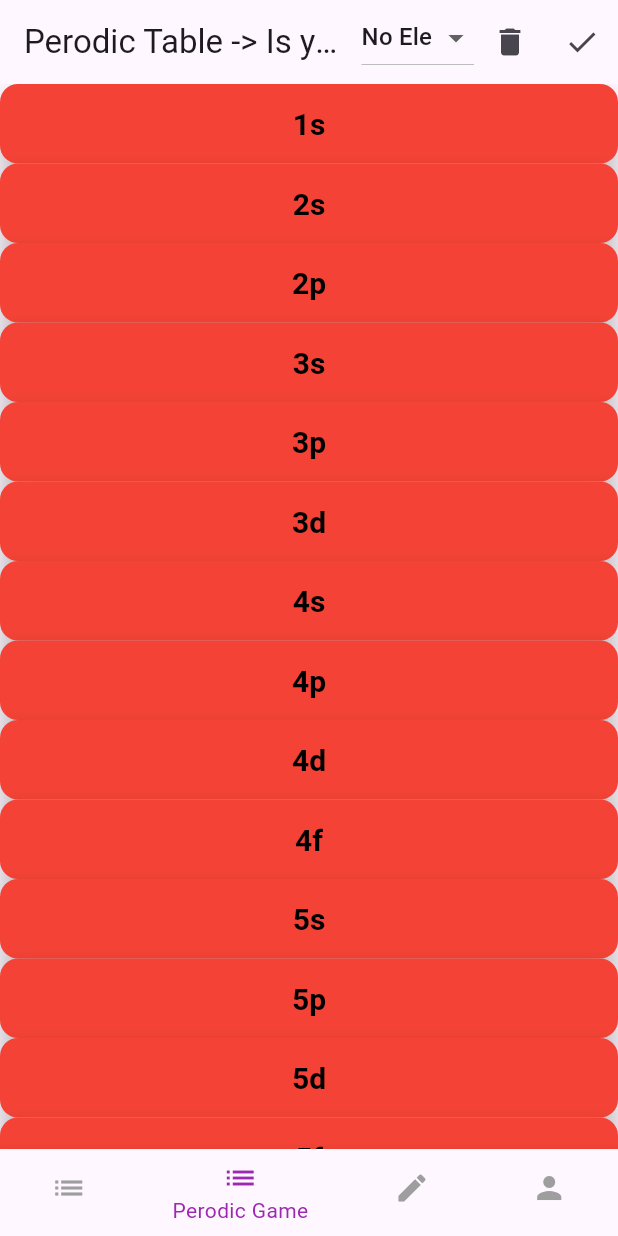
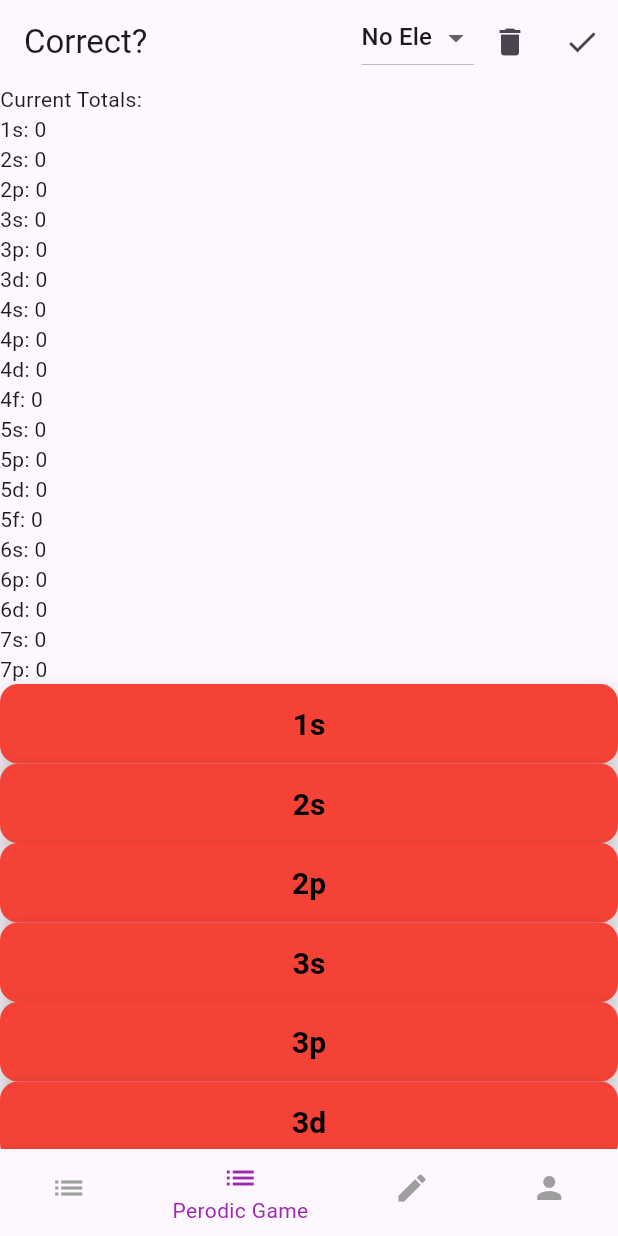
Before and after one commit to WoodrowtheFox/periodic_table, a Flutter app: the screen it shows once a user with an empty profile is signed in, item 2 of the bottom bar chosen, on a phone screen of 412 x 824 dp. Run offline on Flutter 3.47's test engine with Material 3 defaults, Android fonts, the phone set to English and light mode, and no system bars; our stand-ins replace cloud_firestore, firebase_auth, firebase_core; accounts and stored records are empty.

Commit message:
Made the final changes to Periodic Game, the last step is to polish

```diff
--- a/lib/view/PeriodicGame.dart
+++ b/lib/view/PeriodicGame.dart
@@ -12,7 +12,7 @@ final PeriodicPresenter _presenter = PeriodicPresenter();
 
 String? _selectedElement;
 final List<Elements> elementlist = _presenter.getlist();
-String checkbool = "false";
+String checkstring = " ";
 
 int ones = 0;
 int twos = 0;
@@ -94,7 +94,7 @@ class _PeriodicGameScreenState extends State<PeriodicGame> {
      sixd = 0;
      sevens = 0;
      sevenp = 0;
-     checkbool = "false";
+     checkstring = " ";
   });
   }
 
@@ -107,10 +107,11 @@ class _PeriodicGameScreenState extends State<PeriodicGame> {
           myhash["5s"] == fives && myhash["5p"] == fivep && myhash["5d"] == fived && myhash["5f"] == fivef && myhash["6s"] == sixs &&
           myhash["6p"] == sixp && myhash["6d"] == sixd && myhash["7s"] == sevens && myhash["7p"] == sevenp){
           setState(() {
-            checkbool = "true";
+            checkstring = "yes";
           });
         }
       }
+      else{setState(() {checkstring = "no";});}
     }
   }
 
@@ -118,7 +119,7 @@ class _PeriodicGameScreenState extends State<PeriodicGame> {
   Widget build(BuildContext context){
     return Scaffold(
       appBar: AppBar(
-        title: Text('Perodic Table -> Is your answer correct? - ' + checkbool),
+        title: Text('Correct?' + checkstring),
         actions: [
           SizedBox(
           height: 30,
@@ -162,6 +163,26 @@ class _PeriodicGameScreenState extends State<PeriodicGame> {
         ],),
       body: ListView(
         children: [
+        Text('Current Totals:'),
+        Text('1s: $ones'),
+        Text('2s: $twos'),
+        Text('2p: $twop'),
+        Text('3s: $threes'),
+        Text('3p: $threep'),
+        Text('3d: $threed'),
+        Text('4s: $fours'),
+        Text('4p: $fourp'),
+        Text('4d: $fourd'),
+        Text('4f: $fourf'),
+        Text('5s: $fives'),
+        Text('5p: $fivep'),
+        Text('5d: $fived'),
+        Text('5f: $fivef'),
+        Text('6s: $sixs'),
+        Text('6p: $sixp'),
+        Text('6d: $sixd'),
+        Text('7s: $sevens'),
+        Text('7p: $sevenp'),
         ElevatedButton(
           onPressed: () {update1s(1);},
           style: ElevatedButton.styleFrom(
```
